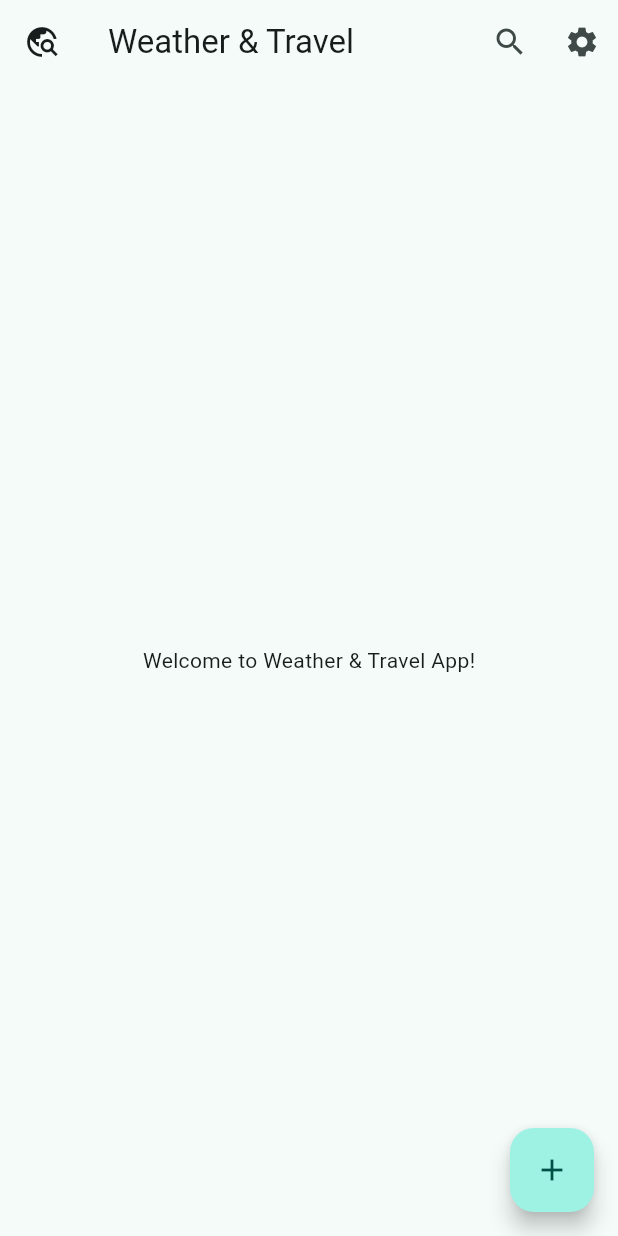
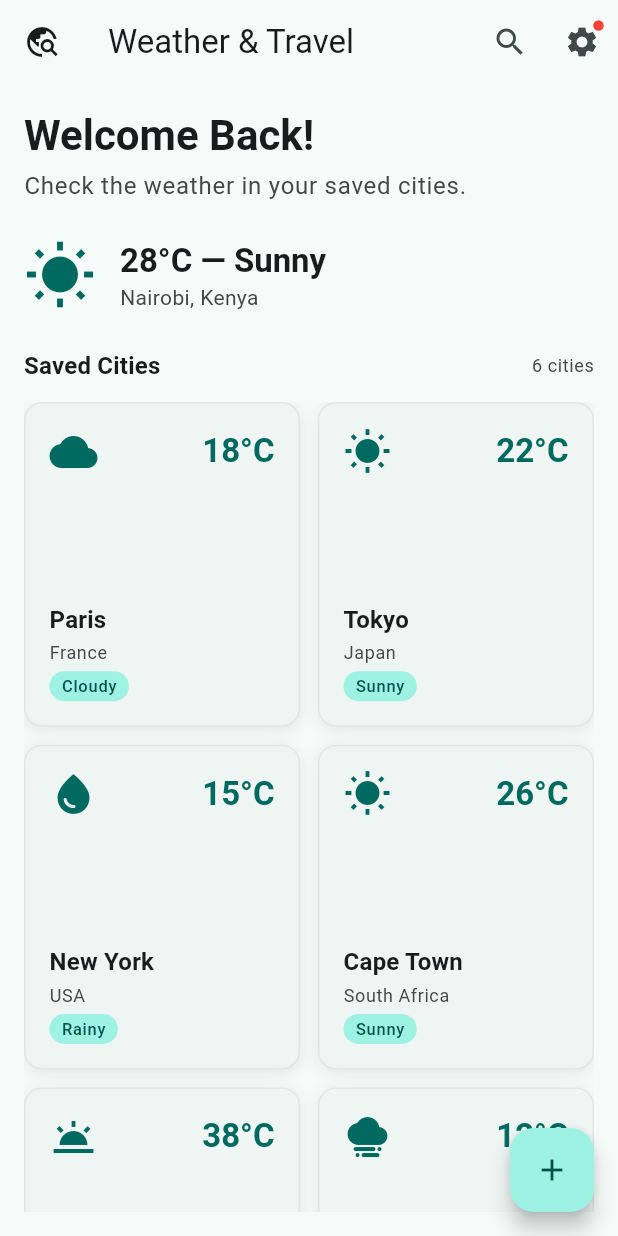
Before and after one commit to Onthangaho/Flutter-weather-travel-app, a Flutter app: the screen it shows after launch, on a phone screen of 412 x 824 dp. Run offline on Flutter 3.47's test engine with Material 3 defaults, Android fonts, the phone set to English and light mode, and no system bars.

Commit message:
Code at the end of day 2

```diff
--- /dev/null
+++ b/lib/city_tile.dart
@@ -0,0 +1,115 @@
+import 'package:flutter/material.dart';
+
+class CityTile extends StatelessWidget {
+  final String cityName;
+  final String country;
+  final String temperature;
+  final String condition;
+
+  const CityTile({
+    super.key,
+    required this.cityName,
+    required this.country,
+    required this.temperature,
+    required this.condition,
+  });
+
+  IconData _getWeatherIcon() {
+    switch (condition.toLowerCase()) {
+      case 'sunny':
+        return Icons.wb_sunny;
+      case 'cloudy':
+        return Icons.cloud;
+      case 'rainy':
+        return Icons.water_drop;
+      case 'foggy':
+        return Icons.foggy;
+      case 'clear':
+        return Icons.wb_twilight;
+      default:
+        return Icons.thermostat;
+    }
+  }
+
+  @override
+  Widget build(BuildContext context) {
+    final colorScheme = Theme.of(context).colorScheme;
+
+    return Container(
+      decoration: BoxDecoration(
+        color: colorScheme.surfaceContainerLow,
+        borderRadius: BorderRadius.circular(12),
+        boxShadow: [
+          BoxShadow(
+            color: colorScheme.shadow.withValues(alpha: 0.08),
+            blurRadius: 8,
+            offset: const Offset(0, 2),
+          ),
+        ],
+        border: Border.all(
+          color: colorScheme.outlineVariant.withValues(alpha: 0.3),
+          width: 1,
+        ),
+      ),
+      padding: const EdgeInsets.all(16),
+      child: Column(
+        crossAxisAlignment: CrossAxisAlignment.start,
+        mainAxisAlignment: MainAxisAlignment.spaceBetween,
+        children: [
+          Row(
+            mainAxisAlignment: MainAxisAlignment.spaceBetween,
+            children: [
+              Icon(
+                _getWeatherIcon(),
+                size: 32,
+                color: colorScheme.primary,
+              ),
+              Text(
+                temperature,
+                style: Theme.of(context).textTheme.titleLarge?.copyWith(
+                  fontWeight: FontWeight.bold,
+                  color: colorScheme.primary,
+                ),
+              ),
+            ],
+          ),
+          const SizedBox(height: 12),
+          Column(
+            crossAxisAlignment: CrossAxisAlignment.start,
+            children: [
+              Text(
+                cityName,
+                style: Theme.of(context).textTheme.titleMedium?.copyWith(
+                  fontWeight: FontWeight.w600,
+                ),
+                maxLines: 1,
+                overflow: TextOverflow.ellipsis,
+              ),
+              const SizedBox(height: 2),
+              Text(
+                country,
+                style: Theme.of(context).textTheme.bodySmall?.copyWith(
+                  color: colorScheme.onSurfaceVariant,
+                ),
+              ),
+              const SizedBox(height: 4),
+              Container(
+                padding: const EdgeInsets.symmetric(horizontal: 8, vertical: 2),
+                decoration: BoxDecoration(
+                  color: colorScheme.primaryContainer,
+                  borderRadius: BorderRadius.circular(20),
+                ),
+                child: Text(
+                  condition,
+                  style: Theme.of(context).textTheme.labelSmall?.copyWith(
+                    color: colorScheme.onPrimaryContainer,
+                  ),
+                ),
+              ),
+            ],
+          ),
+        ],
+      ),
+    );
+  }
+}
--- a/lib/main.dart
+++ b/lib/main.dart
@@ -1,12 +1,10 @@
 import 'package:flutter/material.dart';
-
+import 'city_tile.dart';
 void main() {
   runApp(const TravelApp());
 }
-
 class TravelApp extends StatelessWidget {
   const TravelApp({super.key});
-
   @override
   Widget build(BuildContext context) {
     return MaterialApp(
@@ -20,14 +18,23 @@ class TravelApp extends StatelessWidget {
     );
   }
 }
-
-class HomeScreen extends StatelessWidget {
+class HomeScreen extends StatefulWidget {
   const HomeScreen({super.key});
-
+  @override
+  State<HomeScreen> createState() => _HomeScreenState();
+}
+class _HomeScreenState extends State<HomeScreen> {
+  final List<Map<String, String>> savedCities = [
+    {'name': 'Paris', 'country': 'France', 'temp': '18°C', 'condition': 'Cloudy'},
+    {'name': 'Tokyo', 'country': 'Japan', 'temp': '22°C', 'condition': 'Sunny'},
+    {'name': 'New York', 'country': 'USA', 'temp': '15°C', 'condition': 'Rainy'},
+    {'name': 'Cape Town', 'country': 'South Africa', 'temp': '26°C', 'condition': 'Sunny'},
+    {'name': 'Dubai', 'country': 'UAE', 'temp': '38°C', 'condition': 'Clear'},
+    {'name': 'London', 'country': 'UK', 'temp': '12°C', 'condition': 'Foggy'},
+  ];
   @override
   Widget build(BuildContext context) {
     return Scaffold(
-      // --- APP BAR (Top Bar) ---
       appBar: AppBar(
         title: const Text('Weather & Travel'),
         leading: const Icon(Icons.travel_explore),
@@ -36,21 +43,152 @@ class HomeScreen extends StatelessWidget {
             icon: const Icon(Icons.search),
             onPressed: () {},
           ),
-          IconButton(
-            icon: const Icon(Icons.settings),
-            onPressed: () {},
+          Stack(
+            children: [
+              IconButton(
+                icon: const Icon(Icons.settings),
+                onPressed: () {},
+              ),
+              Positioned(
+                right: 8,
+                top: 8,
+                child: Container(
+                  width: 10,
+                  height: 10,
+                  decoration: BoxDecoration(
+                    color: Colors.red,
+                    shape: BoxShape.circle,
+                    border: Border.all(
+                      color: Theme.of(context).colorScheme.surface,
+                      width: 1.5,
+                    ),
+                  ),
+                ),
+              ),
+            ],
           ),
         ],
       ),
 
-      // --- BODY (Main Content Area) ---
-      body: const Center(
-        child: Text('Welcome to Weather & Travel App!'),
+      body: Padding(
+        padding: const EdgeInsets.all(16.0),
+        child: Column(
+          crossAxisAlignment: CrossAxisAlignment.start,
+          children: [
+            Text(
+              'Welcome Back!          ',
+              style: Theme.of(context).textTheme.headlineMedium?.copyWith(
+                fontWeight: FontWeight.bold,
+              ),
+            ),
+            const SizedBox(height: 4),
+            Text(
+              'Check the weather in your saved cities.',
+              style: Theme.of(context).textTheme.bodyLarge?.copyWith(
+                color: Theme.of(context).colorScheme.onSurfaceVariant,
+              ),
+            ),
+            const SizedBox(height: 24),
+
+            Row(
+              children: [
+                Icon(
+                  Icons.wb_sunny,
+                  size: 48,
+                  color: Theme.of(context).colorScheme.primary,
+                ),
+                const SizedBox(width: 16),
+                Column(
+                  crossAxisAlignment: CrossAxisAlignment.start,
+                  children: [
+                    Text(
+                      '28°C — Sunny',
+                      style: Theme.of(context).textTheme.titleLarge?.copyWith(
+                        fontWeight: FontWeight.bold,
+                      ),
+                    ),
+                    Text(
+                      'Nairobi, Kenya',
+                      style: Theme.of(context).textTheme.bodyMedium?.copyWith(
+                        color: Theme.of(context).colorScheme.onSurfaceVariant,
+                      ),
+                    ),
+                  ],
+                ),
+              ],
+            ),
+            const SizedBox(height: 24),
+
+            Row(
+              mainAxisAlignment: MainAxisAlignment.spaceBetween,
+              children: [
+                Text(
+                  'Saved Cities',
+                  style: Theme.of(context).textTheme.titleMedium?.copyWith(
+                    fontWeight: FontWeight.bold,
+                  ),
+                ),
+                Text(
+                  '${savedCities.length} cities',
+                  style: Theme.of(context).textTheme.bodySmall?.copyWith(
+                    color: Theme.of(context).colorScheme.onSurfaceVariant,
+                  ),
+                ),
+              ],
+            ),
+            const SizedBox(height: 12),
+
+            Expanded(
+              child: LayoutBuilder(
+                builder: (context, constraints) {
+                  int crossAxisCount;
+                  if (constraints.maxWidth >= 900) {
+                    crossAxisCount = 4;
+                  } else if (constraints.maxWidth >= 600) {
+                    crossAxisCount = 3;
+                  } else {
+                    crossAxisCount = 2;
+                  }
+
+                  return GridView.builder(
+                    itemCount: savedCities.length,
+                    gridDelegate: SliverGridDelegateWithFixedCrossAxisCount(
+                      crossAxisCount: crossAxisCount,
+                      crossAxisSpacing: 12,
+                      mainAxisSpacing: 12,
+                      childAspectRatio: 0.85,
+                    ),
+                    itemBuilder: (context, index) {
+                      final city = savedCities[index];
+                      return CityTile(
+                        cityName: city['name']!,
+                        country: city['country']!,
+                        temperature: city['temp']!,
+                        condition: city['condition']!,
+                      );
+                    },
+                  );
+                },
+              ),
+            ),
+          ],
+        ),
       ),
 
-      // --- FLOATING ACTION BUTTON ---
       floatingActionButton: FloatingActionButton(
-        onPressed: () {},
+        onPressed: () {
+          setState(() {
+            savedCities.add({
+              'name': 'Nairobi',
+              'country': 'Kenya',
+              'temp': '24°C',
+              'condition': 'Warm',
+            });
+          });
+          ScaffoldMessenger.of(context).showSnackBar(
+            SnackBar(content: Text('Cities count: ${savedCities.length}')),
+          );
+        },
         child: const Icon(Icons.add),
       ),
     );
```
Also changed, not shown: 1 other file.
